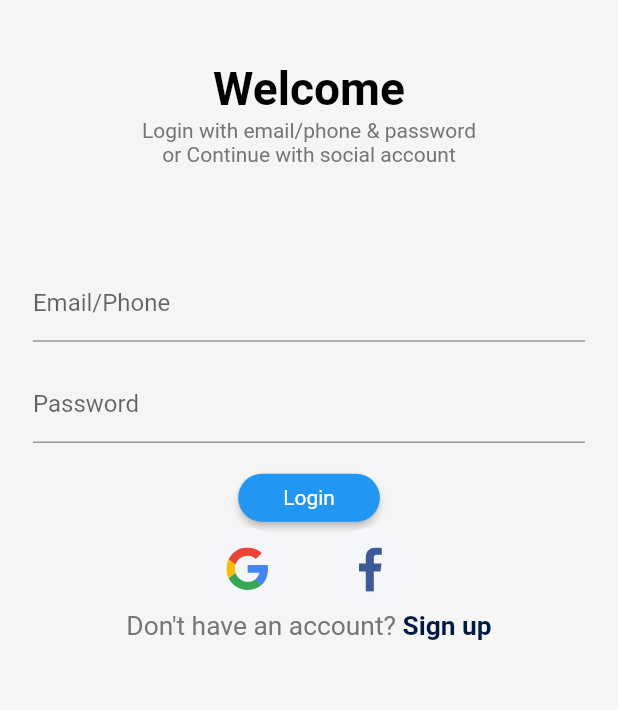
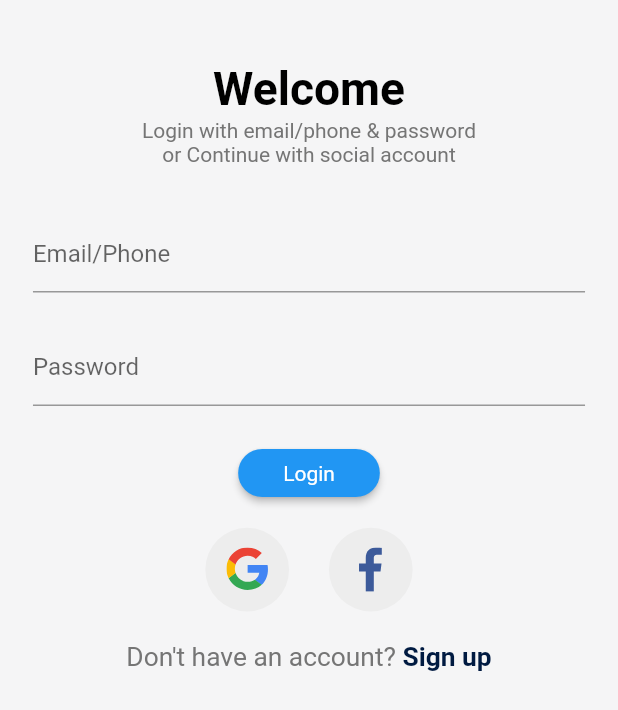
Before and after one commit to SharfarazMahmood/anyvas, a Flutter app: the LoginScreen screen opened by its route, on a phone screen of 412 x 824 dp. Shown: the top 710 px of the screen. Run offline on Flutter 3.47's test engine with Material 2 defaults, Android fonts, the phone set to English and light mode, and no system bars; our stand-ins replace animated_splash_screen, cached_network_image, flutter_svg, shared_preferences; missing offline and left inert: encrypt; accounts and stored records are empty; network calls fail; Roboto replaces fonts that are missing (Muli).

Commit message:
Small design tweaks.

```diff
--- a/lib/configs/constants.dart
+++ b/lib/configs/constants.dart
@@ -12,6 +12,7 @@ const kPrimaryGradientColor = LinearGradient(
 const kSecondaryColor = Color(0xffe99800);
 const kSecondaryColor2 = Color(0xFF979797);
 const kTextColor = Color(0xFF757575);
+const socialIconBackgroundColor = Color(0xffededed);
 
 const kAnimationDuration = Duration(milliseconds: 200);
 
@@ -37,8 +38,7 @@ const String kPhoneNumberNullError = "Please Enter your phone number";
 const String kAddressNullError = "Please Enter your address";
 
 final otpInputDecoration = InputDecoration(
-  contentPadding:
-      EdgeInsets.symmetric(vertical: proportionateWidth(15)),
+  contentPadding: EdgeInsets.symmetric(vertical: proportionateWidth(15)),
   border: outlineInputBorder(),
   focusedBorder: outlineInputBorder(),
   enabledBorder: outlineInputBorder(),
--- a/lib/main.dart
+++ b/lib/main.dart
@@ -30,7 +30,7 @@ class MyApp extends StatelessWidget {
         //   splashTransition: SplashTransition.fadeTransition,
         //   nextScreen: ProductsOverviewScreen(),
         //   backgroundColor: const Color(0xff001a41),
-        // ),
+        // ),flutter pub run flutter_launcher_icons:main -f
         routes: Routes.routes,
       ),
     );
--- a/lib/screens/login/components/body.dart
+++ b/lib/screens/login/components/body.dart
@@ -27,10 +27,11 @@ class Body extends StatelessWidget {
                   "Login with email/phone & password \nor Continue with social account",
                   textAlign: TextAlign.center,
                 ),
-                SizedBox(height: SizeConfig.screenHeight * 0.08),
+                SizedBox(height: SizeConfig.screenHeight * 0.04),
                 LoginForm(),
+                SizedBox(height: SizeConfig.screenHeight * 0.02),
                 socialIcons.iconsRow,
-                // SizedBox(height: proportionateHeight(20)),
+                SizedBox(height: proportionateHeight(20)),
                 AlterLoginSignup(
                   text: "Don't have an account?",
                   route: SignupScreen.routeName,
--- a/lib/screens/login/components/login_form.dart
+++ b/lib/screens/login/components/login_form.dart
@@ -82,7 +82,7 @@ class _LoginFormState extends State<LoginForm> {
   }
 
 /////////////////////////////////////
-  var sized_box = SizedBox(height: SizeConfig.screenHeight * 0.02);
+  var sized_box = SizedBox(height: SizeConfig.screenHeight * 0.03);
 ////////////email or phone form field
   TextFormField emailOrPhoneField() {
     return TextFormField(
--- a/lib/screens/signup/components/body.dart
+++ b/lib/screens/signup/components/body.dart
@@ -49,7 +49,7 @@ class Body extends StatelessWidget {
                 socialIcons.iconsRow,
                 SizedBox(height: proportionateHeight(20)),
                 AlterLoginSignup(
-                  text: "Alredy a Member?",
+                  text: "Already a Member?",
                   route: LoginScreen.routeName,
                   routeText: "Login",
                 )
--- a/lib/widgets/social_icon.dart
+++ b/lib/widgets/social_icon.dart
@@ -1,6 +1,7 @@
 import 'package:flutter/material.dart';
 import 'package:flutter_svg/flutter_svg.dart';
 //////// import of config files ////////
+import 'package:anyvas/configs/constants.dart';
 import '../configs/size_config.dart';
 
 Row iconsRow = Row(
@@ -36,7 +37,7 @@ class SocialIcon extends StatelessWidget {
         height: proportionateHeight(55),
         width: proportionateWidth(55),
         decoration: BoxDecoration(
-          color: Color(0xFFF5F6F9),
+          color: socialIconBackgroundColor,
           shape: BoxShape.circle,
         ),
         child: SvgPicture.asset(icon!),
```
